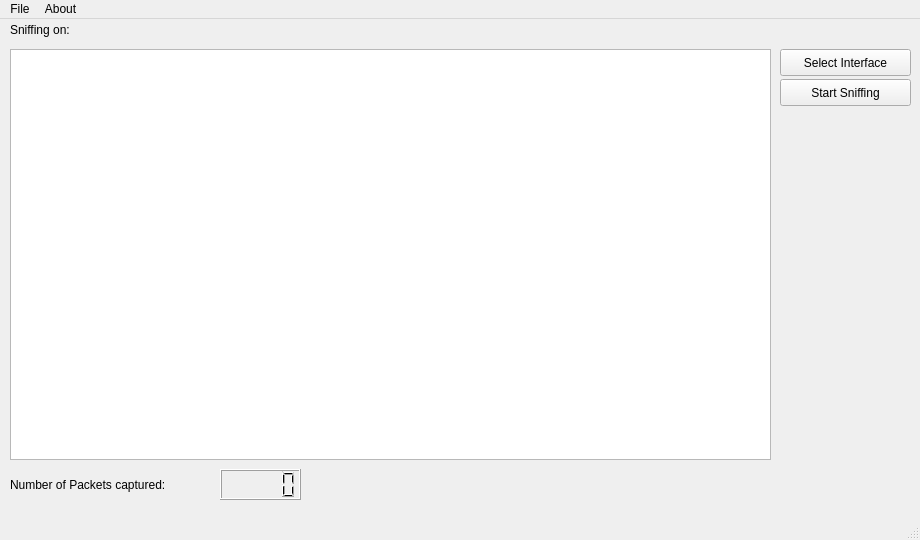
Qt form gui/mainwindow.ui (RandomUser22/Sniffer) before a commit.
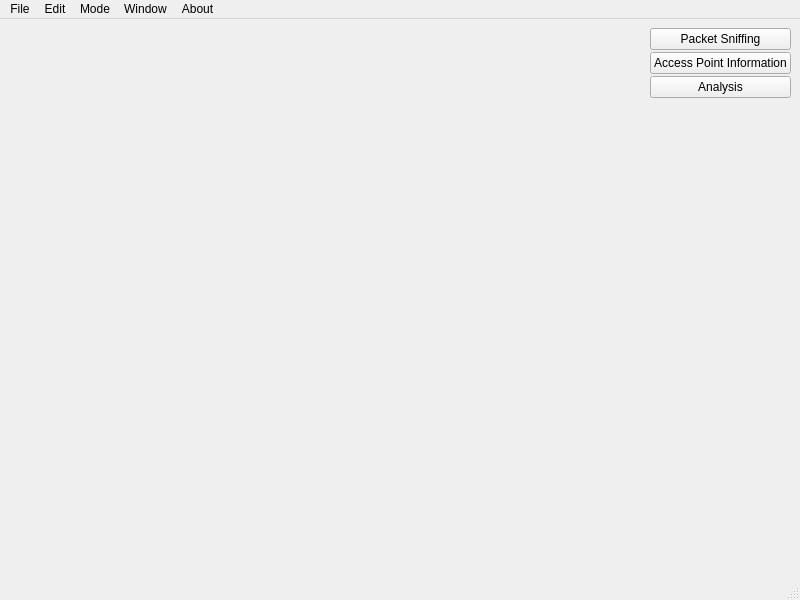
The same form after that commit.

The edit to the form file:
```diff
--- a/gui/mainwindow.ui
+++ b/gui/mainwindow.ui
@@ -6,106 +6,75 @@
    <rect>
     <x>0</x>
     <y>0</y>
-    <width>920</width>
-    <height>540</height>
+    <width>800</width>
+    <height>600</height>
    </rect>
   </property>
   <property name="windowTitle">
    <string>MainWindow</string>
   </property>
-  <widget class="QWidget" name="centralWidget">
-   <widget class="QPushButton" name="start_sniff">
-    <property name="geometry">
-     <rect>
-      <x>780</x>
-      <y>60</y>
-      <width>131</width>
-      <height>27</height>
-     </rect>
-    </property>
-    <property name="text">
-     <string>Start Sniffing</string>
-    </property>
-   </widget>
-   <widget class="QPushButton" name="select_interface">
-    <property name="geometry">
-     <rect>
-      <x>780</x>
-      <y>30</y>
-      <width>131</width>
-      <height>27</height>
-     </rect>
-    </property>
-    <property name="text">
-     <string>Select Interface</string>
-    </property>
-   </widget>
-   <widget class="QLCDNumber" name="lcdNumber">
-    <property name="geometry">
-     <rect>
-      <x>220</x>
-      <y>450</y>
-      <width>81</width>
-      <height>31</height>
-     </rect>
-    </property>
-   </widget>
-   <widget class="QLabel" name="nr_of_packets_label">
-    <property name="geometry">
-     <rect>
-      <x>10</x>
-      <y>450</y>
-      <width>211</width>
-      <height>31</height>
-     </rect>
-    </property>
-    <property name="text">
-     <string>Number of Packets captured: </string>
-    </property>
-   </widget>
-   <widget class="QLabel" name="front_label">
-    <property name="geometry">
-     <rect>
-      <x>10</x>
-      <y>0</y>
-      <width>131</width>
-      <height>21</height>
-     </rect>
-    </property>
-    <property name="text">
-     <string>Sniffing on: </string>
-    </property>
-   </widget>
-   <widget class="QLabel" name="interface_label">
-    <property name="geometry">
-     <rect>
-      <x>96</x>
-      <y>0</y>
-      <width>671</width>
-      <height>20</height>
-     </rect>
-    </property>
-    <property name="text">
-     <string/>
-    </property>
-   </widget>
-   <widget class="QTableWidget" name="tableWidget">
-    <property name="geometry">
-     <rect>
-      <x>10</x>
-      <y>30</y>
-      <width>761</width>
-      <height>411</height>
-     </rect>
-    </property>
-   </widget>
+  <widget class="QWidget" name="centralwidget">
+   <layout class="QHBoxLayout" name="horizontalLayout_2">
+    <item>
+     <layout class="QHBoxLayout" name="horizontalLayout" stretch="10,1">
+      <property name="spacing">
+       <number>2</number>
+      </property>
+      <item>
+       <widget class="QWidget" name="application_mode_widget" native="true"/>
+      </item>
+      <item>
+       <layout class="QVBoxLayout" name="verticalLayout_2">
+        <item>
+         <layout class="QVBoxLayout" name="verticalLayout">
+          <item>
+           <widget class="QPushButton" name="packet_sniffing_button">
+            <property name="text">
+             <string>Packet Sniffing</string>
+            </property>
+           </widget>
+          </item>
+          <item>
+           <widget class="QPushButton" name="access_point_information_button">
+            <property name="text">
+             <string>Access Point Information</string>
+            </property>
+           </widget>
+          </item>
+          <item>
+           <widget class="QPushButton" name="analysis_button">
+            <property name="text">
+             <string>Analysis</string>
+            </property>
+           </widget>
+          </item>
+         </layout>
+        </item>
+        <item>
+         <spacer name="verticalSpacer">
+          <property name="orientation">
+           <enum>Qt::Vertical</enum>
+          </property>
+          <property name="sizeHint" stdset="0">
+           <size>
+            <width>20</width>
+            <height>40</height>
+           </size>
+          </property>
+         </spacer>
+        </item>
+       </layout>
+      </item>
+     </layout>
+    </item>
+   </layout>
   </widget>
   <widget class="QMenuBar" name="menuBar">
    <property name="geometry">
     <rect>
      <x>0</x>
      <y>0</y>
-     <width>920</width>
+     <width>800</width>
      <height>26</height>
     </rect>
    </property>
@@ -113,8 +82,21 @@
     <property name="title">
      <string>File</string>
     </property>
-    <addaction name="actionNew"/>
-    <addaction name="actionOpen"/>
+   </widget>
+   <widget class="QMenu" name="menuEdit">
+    <property name="title">
+     <string>Edit</string>
+    </property>
+   </widget>
+   <widget class="QMenu" name="menuMode">
+    <property name="title">
+     <string>Mode</string>
+    </property>
+   </widget>
+   <widget class="QMenu" name="menuWindow">
+    <property name="title">
+     <string>Window</string>
+    </property>
    </widget>
    <widget class="QMenu" name="menuAbout">
     <property name="title">
@@ -123,26 +105,13 @@
     <addaction name="actionAbout"/>
    </widget>
    <addaction name="menuFile"/>
+   <addaction name="menuEdit"/>
+   <addaction name="menuMode"/>
+   <addaction name="menuWindow"/>
    <addaction name="menuAbout"/>
   </widget>
-  <widget class="QStatusBar" name="statusBar"/>
-  <action name="actionNew">
-   <property name="text">
-    <string>New</string>
-   </property>
-  </action>
-  <action name="actionOpen">
-   <property name="text">
-    <string>Open</string>
-   </property>
-  </action>
-  <action name="actionAbout">
-   <property name="text">
-    <string>About</string>
-   </property>
-  </action>
+  <widget class="QStatusBar" name="statusbar"/>
  </widget>
- <layoutdefault spacing="6" margin="11"/>
  <resources/>
  <connections/>
 </ui>
```
Left out of the diff: 3 changed lines with no effect on the pictures.
